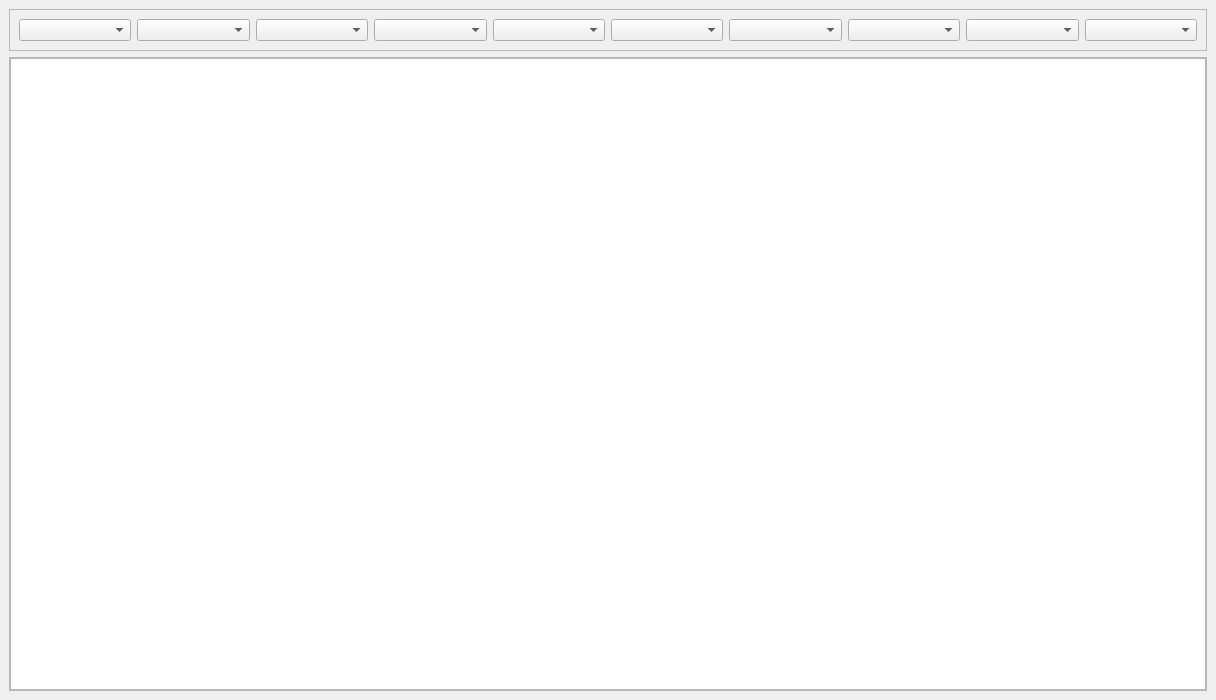
Old version of the form table.ui in the repository anilakhade/risk_managment.
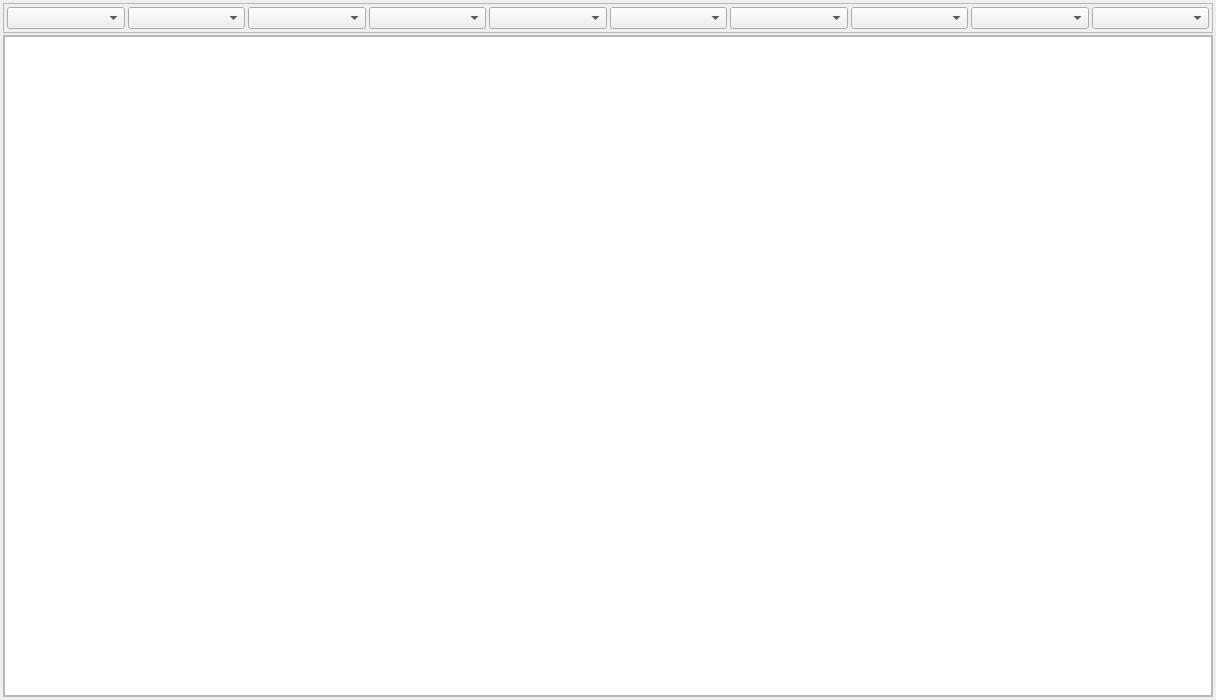
New version of the form.

Commit message:
feat: add broker module and update UI
- Added broker.py for API integration
- Updated main.py with VALUE column logic
- Adjusted table.ui and table_ui.py for new filters

Patch:
```diff
--- a/table.ui
+++ b/table.ui
@@ -15,6 +15,21 @@
   </property>
   <widget class="QWidget" name="centralwidget">
    <layout class="QVBoxLayout" name="verticalLayout_2">
+    <property name="spacing">
+     <number>2</number>
+    </property>
+    <property name="leftMargin">
+     <number>3</number>
+    </property>
+    <property name="topMargin">
+     <number>3</number>
+    </property>
+    <property name="rightMargin">
+     <number>3</number>
+    </property>
+    <property name="bottomMargin">
+     <number>3</number>
+    </property>
     <item>
      <widget class="QFrame" name="filter_frame">
       <property name="frameShape">
@@ -24,6 +39,21 @@
        <enum>QFrame::Shadow::Raised</enum>
       </property>
       <layout class="QHBoxLayout" name="horizontalLayout">
+       <property name="spacing">
+        <number>3</number>
+       </property>
+       <property name="leftMargin">
+        <number>3</number>
+       </property>
+       <property name="topMargin">
+        <number>3</number>
+       </property>
+       <property name="rightMargin">
+        <number>3</number>
+       </property>
+       <property name="bottomMargin">
+        <number>3</number>
+       </property>
        <item>
         <widget class="QComboBox" name="broker">
          <property name="editable">
```
The commit also changes 4 other files.
